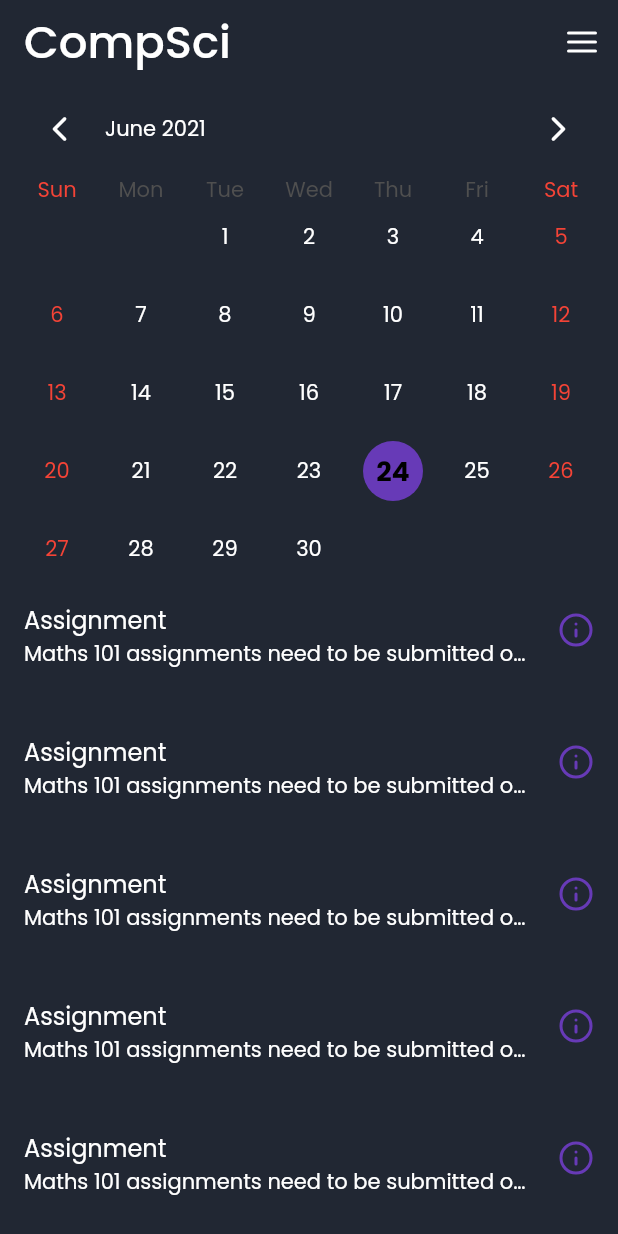
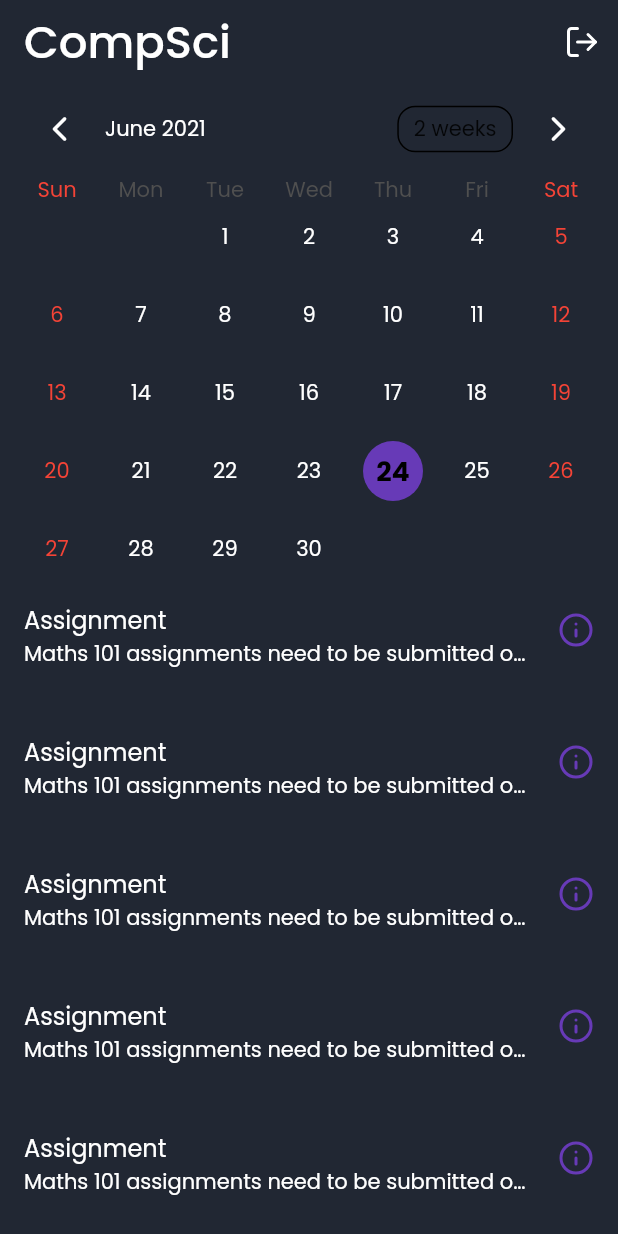
Before and after one commit to callmhejerry/Compsci, a Flutter app: the HomeScreen screen opened directly, on a phone screen of 412 x 824 dp. Run offline on Flutter 3.47's test engine with Material 2 defaults, Android fonts, the light colour scheme and no system bars; drawn by our look-alikes of table_calendar; our stand-ins replace flutter_icons.

Commit message:
fixed the calendar and the date format

```diff
--- a/lib/Screens/Addtaask.dart
+++ b/lib/Screens/Addtaask.dart
@@ -24,7 +24,7 @@ class _AddtaskState extends State<Addtask> {
             children: [
               TextFormField(
                 controller: _titleController,
-                maxLength: 20,
+                maxLength: 30,
                 style: TextStyle(
                   color: Colors.white,
                   fontSize: 16,
--- a/lib/Screens/Home.dart
+++ b/lib/Screens/Home.dart
@@ -1,5 +1,6 @@
 import 'package:flutter/material.dart';
 import 'package:flutter_icons/flutter_icons.dart';
+import 'package:intl/intl.dart';
 import 'package:table_calendar/table_calendar.dart';
 import '../ColorPalette.dart';
 
@@ -9,13 +10,16 @@ class HomeScreen extends StatefulWidget {
 }
 
 class _HomeScreenState extends State<HomeScreen> {
+  DateTime _focusedDay = DateTime.now();
+  DateTime _selectedDay;
+  CalendarFormat _calendarFormat = CalendarFormat.month;
   @override
   Widget build(BuildContext context) {
     return Scaffold(
       backgroundColor: ColorPalette().bGColor,
       appBar: AppBar(
         actions: [
-          IconButton(icon: Icon(Feather.menu), onPressed: () {}),
+          IconButton(icon: Icon(Feather.log_out), onPressed: () {}),
         ],
         backgroundColor: ColorPalette().bGColor,
         elevation: 0,
@@ -35,12 +39,28 @@ class _HomeScreenState extends State<HomeScreen> {
             Container(
               padding: EdgeInsets.symmetric(horizontal: 10),
               child: TableCalendar(
-                firstDay: DateTime(2021, 1, 7),
+                startingDayOfWeek: StartingDayOfWeek.sunday,
+                firstDay: DateTime(1990, 10, 16),
+                lastDay: DateTime(2050, 3, 14),
+                focusedDay: _focusedDay,
                 availableGestures: AvailableGestures.horizontalSwipe,
-                availableCalendarFormats: {
-                  CalendarFormat.month: 'month',
+                // availableCalendarFormats: {
+                //   CalendarFormat.month: 'month',
+                // },
+                calendarFormat: _calendarFormat,
+                onFormatChanged: (CalendarFormat format) {
+                  setState(() {
+                    _calendarFormat = format;
+                  });
                 },
-                calendarFormat: CalendarFormat.month,
+                // enabledDayPredicate: (day) {
+                //   return isSameDay(_selectedDay, _focusedDay);
+                // },
+                onPageChanged: (focusedDay) {
+                  setState(() {
+                    _focusedDay = focusedDay;
+                  });
+                },
                 headerStyle: HeaderStyle(
                   titleTextStyle: TextStyle(
                     color: Colors.white,
@@ -59,14 +79,30 @@ class _HomeScreenState extends State<HomeScreen> {
                     size: 20,
                   ),
                 ),
-                focusedDay: DateTime.now(),
-                lastDay: DateTime(2080, 9, 7),
+
+                onDaySelected: (DateTime selectedDay, DateTime focusedDay) {
+                  setState(() {
+                    _focusedDay = focusedDay;
+                    _selectedDay = selectedDay;
+                  });
+                  print(_focusedDay);
+                },
+                selectedDayPredicate: (DateTime day) {
+                  return isSameDay(_selectedDay, day);
+                },
+
                 calendarStyle: CalendarStyle(
+                  selectedDecoration: BoxDecoration(
+                    shape: BoxShape.circle,
+                    border: Border.all(
+                      color: Colors.orange,
+                      width: 1,
+                    ),
+                  ),
                   defaultTextStyle: TextStyle(
                     color: Colors.white,
                   ),
                   outsideDaysVisible: false,
-                  isTodayHighlighted: true,
                   todayDecoration: BoxDecoration(
                     color: ColorPalette().accentColor3,
                     shape: BoxShape.circle,
--- a/lib/Screens/Schedule.dart
+++ b/lib/Screens/Schedule.dart
@@ -2,6 +2,7 @@ import 'package:compsci/ColorPalette.dart';
 import 'package:compsci/Screens/api.dart';
 // import 'package:compsci/Screens/api.dart';
 import 'package:flutter/material.dart';
+import 'package:intl/intl.dart';
 import 'package:provider/provider.dart';
 
 import 'Addtaask.dart';
@@ -215,7 +216,7 @@ class _TaskState extends State<Task> {
               child: Container(
                 alignment: Alignment.centerRight,
                 child: Text(
-                  DateTime.now().toString(),
+                  DateFormat.yMMMd().format(DateTime.now()),
                   style: TextStyle(
                     color: Colors.white,
                     fontSize: 11,
--- a/pubspec.yaml
+++ b/pubspec.yaml
@@ -24,6 +24,7 @@ dependencies:
   table_calendar: ^3.0.0
   provider: ^5.0.0
   uuid: 3.0.4
+  intl: ^0.17.0
   flutter:
     sdk: flutter
 
```
Also changed, not shown: pubspec.lock.
